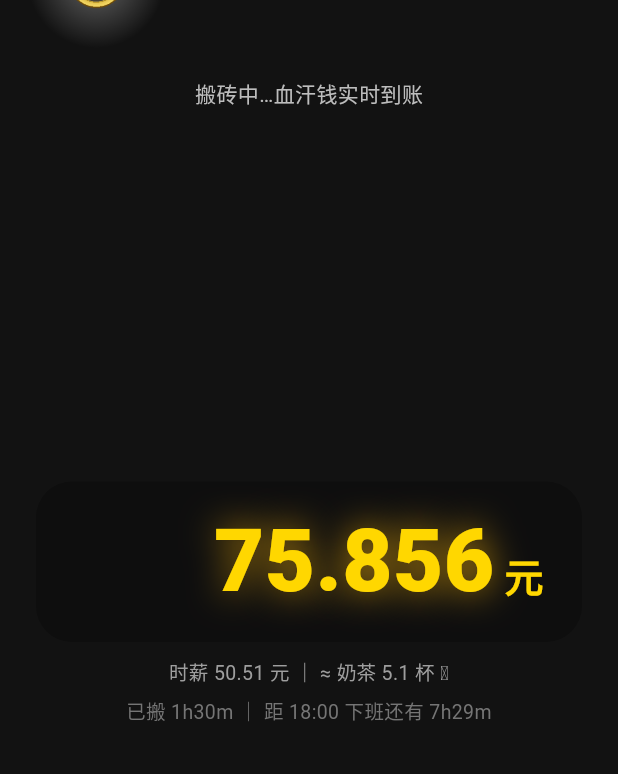
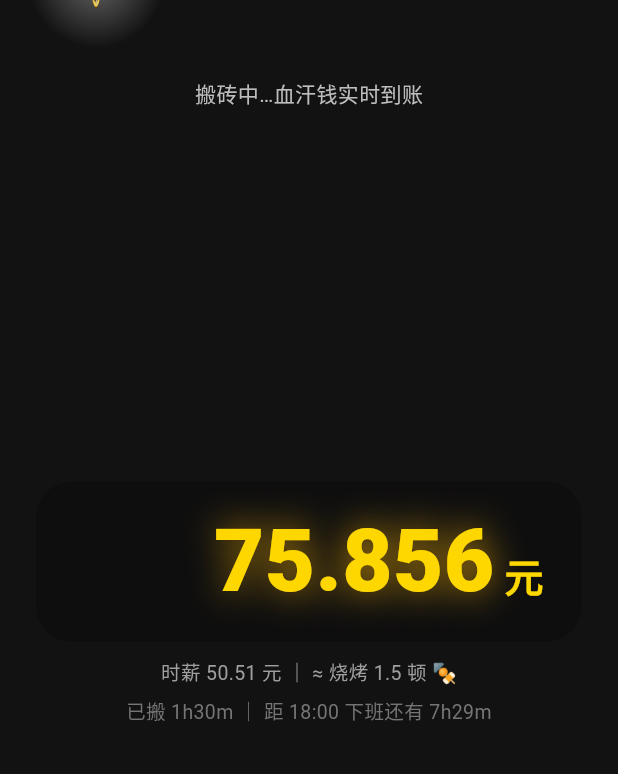
Before and after one commit to wangxiyi2000/GoldRainApp, a Flutter app: the screen it shows after launch, on a phone screen of 412 x 824 dp. Shown: the top 774 px of the screen. Run offline on Flutter 3.47's test engine with Material 3 defaults, Android fonts, the phone set to English and light mode, and no system bars; our stand-ins replace audioplayers, shared_preferences.

Commit message:
v0.6.9 购买力分档更新：3辣条/12螺蛳粉/15奶茶/50烧烤/200海底捞，移除早餐与日料档，高档档位带数量；版本0.6.9+16，arm64归档，36测试+analyze通过

```diff
--- a/gold_rain/lib/engine/coin_engine.dart
+++ b/gold_rain/lib/engine/coin_engine.dart
@@ -46,12 +46,14 @@ class CoinEngine {
   int coinsFor(Duration d) => coinsEarned(d).floor();
 
   /// 换算文案：金币 → 生活购买力（纯玩梗）。1 枚 = 1 元
+  /// v0.6.9 档位更新（贴近日常开销）：3 辣条 / 12 螺蛳粉 / 15 奶茶 / 50 烧烤 / 200 海底捞
   String purchasingPower(double coins) {
     final yuan = coins;
-    if (yuan >= 200) return '≈ 海底捞一顿 🍲';
-    if (yuan >= 100) return '≈ 高档日料放题 🍣';
+    if (yuan >= 200) return '≈ 海底捞 ${(yuan / 200).toStringAsFixed(1)} 顿 🍲';
+    if (yuan >= 50) return '≈ 烧烤 ${(yuan / 50).toStringAsFixed(1)} 顿 🍢';
     if (yuan >= 15) return '≈ 奶茶 ${(yuan / 15).toStringAsFixed(1)} 杯 🧋';
-    if (yuan >= 5) return '≈ 早餐 ${(yuan / 5).toStringAsFixed(1)} 份 🥟';
-    return '≈ 一根辣条的 ${yuan.toStringAsFixed(1)}% 🌶️';
+    if (yuan >= 12) return '≈ 螺蛳粉 ${(yuan / 12).toStringAsFixed(1)} 碗 🍜';
+    if (yuan >= 3) return '≈ 辣条 ${(yuan / 3).toStringAsFixed(1)} 包 🌶️';
+    return '≈ 一根辣条的 ${(yuan * 100 / 3).toStringAsFixed(1)}% 🌶️';
   }
 }
--- a/gold_rain/pubspec.yaml
+++ b/gold_rain/pubspec.yaml
@@ -1,7 +1,7 @@
 name: gold_rain
 description: "搬砖爆金币——上班打卡，金币实时爆屏的情绪价值 App（M0 demo）"
 publish_to: "none"
-version: 0.6.8+15
+version: 0.6.9+16
 
 environment:
   sdk: ^3.5.0
```
Also changed, not shown: 3 other files.
